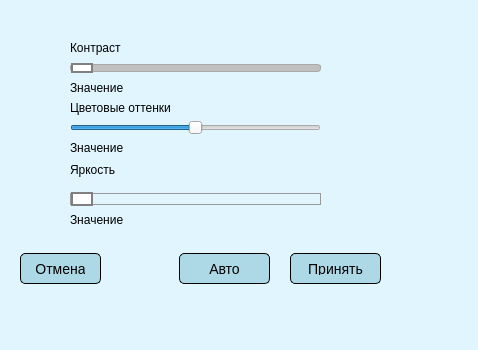
Qt form huesaturation.ui (FluffyTerror/Photoshop-project) before a commit.
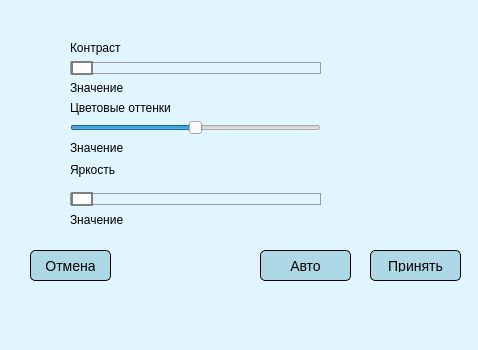
The same form after that commit.

The edit to the form file:
```diff
--- a/huesaturation.ui
+++ b/huesaturation.ui
@@ -102,10 +102,11 @@
 }
 
 QSlider::groove:horizontal {
-    background: #C0C0C0; /* Цвет фона слайдера */
-    border: 1px solid #A9A9A9; /* Цвет рамки слайдера */
-    height: 6px; /* Высота слайдера */
-    border-radius: 3px; /* Радиус скругления углов */
+    border: 1px solid #999999;
+    height: 10px;
+    background: qlineargradient(x1:0, y1:0, x2:1, y2:0,
+                                 stop:0 gray,
+                                 stop:1 red)
 }</string>
    </property>
    <property name="orientation">
@@ -115,8 +116,8 @@
   <widget class="QPushButton" name="AcceptButton">
    <property name="geometry">
     <rect>
-     <x>290</x>
-     <y>253</y>
+     <x>370</x>
+     <y>250</y>
      <width>91</width>
      <height>31</height>
     </rect>
@@ -128,8 +129,8 @@
   <widget class="QPushButton" name="CancelButton">
    <property name="geometry">
     <rect>
-     <x>20</x>
-     <y>253</y>
+     <x>30</x>
+     <y>250</y>
      <width>81</width>
      <height>31</height>
     </rect>
@@ -193,8 +194,8 @@
   <widget class="QPushButton" name="AutoButton">
    <property name="geometry">
     <rect>
-     <x>179</x>
-     <y>253</y>
+     <x>260</x>
+     <y>250</y>
      <width>91</width>
      <height>31</height>
     </rect>
```
